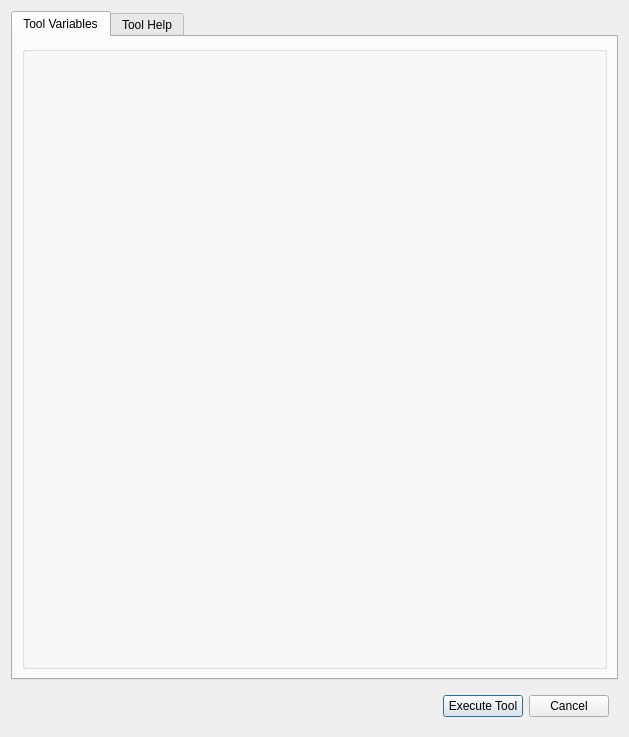
Qt form opus_gui/config/datamanager/executetool.ui (psrc/urbansim) before a commit.
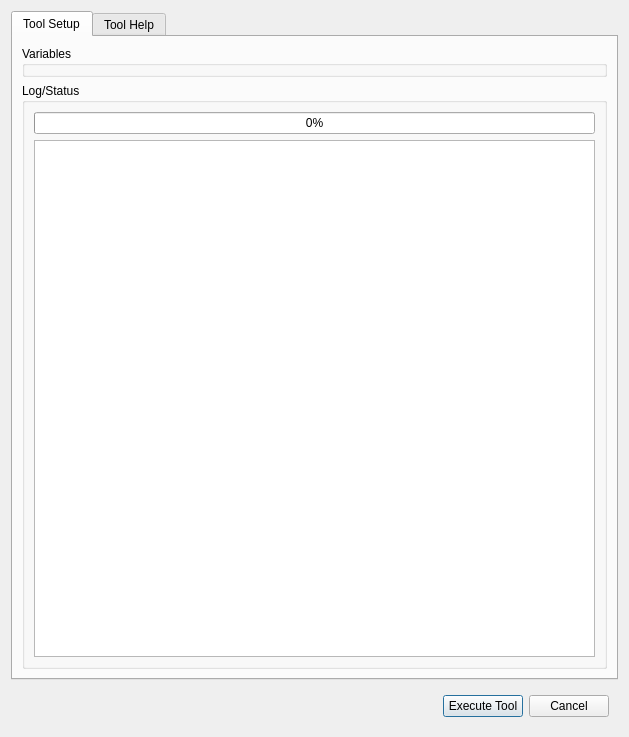
The same form after that commit.

Commit message: Ticket #241 - More work on getting tools to run in a qthread with a gui element to back them.

What changed in the file:
```diff
--- a/opus_gui/config/datamanager/executetool.ui
+++ b/opus_gui/config/datamanager/executetool.ui
@@ -21,16 +21,35 @@
      </property>
      <widget class="QWidget" name="tab_3" >
       <attribute name="title" >
-       <string>Tool Variables</string>
+       <string>Tool Setup</string>
       </attribute>
       <layout class="QVBoxLayout" >
        <item>
         <widget class="QGroupBox" name="variableBox" >
          <property name="title" >
-          <string/>
+          <string>Variables</string>
          </property>
         </widget>
        </item>
+       <item>
+        <widget class="QGroupBox" name="executionBox" >
+         <property name="title" >
+          <string>Log/Status</string>
+         </property>
+         <layout class="QVBoxLayout" >
+          <item>
+           <widget class="QProgressBar" name="progressBar" >
+            <property name="value" >
+             <number>0</number>
+            </property>
+           </widget>
+          </item>
+          <item>
+           <widget class="QTextEdit" name="textEdit" />
+          </item>
+         </layout>
+        </widget>
+       </item>
       </layout>
      </widget>
      <widget class="QWidget" name="tab_4" >
```
The commit also changes 7 other files.
